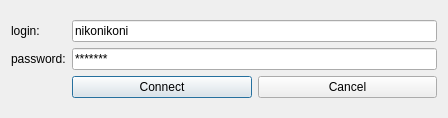
Above: planExpert/connectionwindow.ui from NikolayShvets/expert before the change. Below: the same form after it.
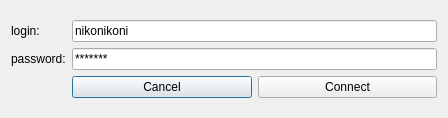
That is the form after the change.

```diff
--- a/planExpert/connectionwindow.ui
+++ b/planExpert/connectionwindow.ui
@@ -47,16 +47,16 @@
      <item row="2" column="1">
       <layout class="QHBoxLayout" name="horizontalLayout">
        <item>
-        <widget class="QPushButton" name="connectBtn">
+        <widget class="QPushButton" name="cancelBtn">
          <property name="text">
-          <string>Connect</string>
+          <string>Cancel</string>
          </property>
         </widget>
        </item>
        <item>
-        <widget class="QPushButton" name="cancelBtn">
+        <widget class="QPushButton" name="connectBtn">
          <property name="text">
-          <string>Cancel</string>
+          <string>Connect</string>
          </property>
         </widget>
        </item>
```
